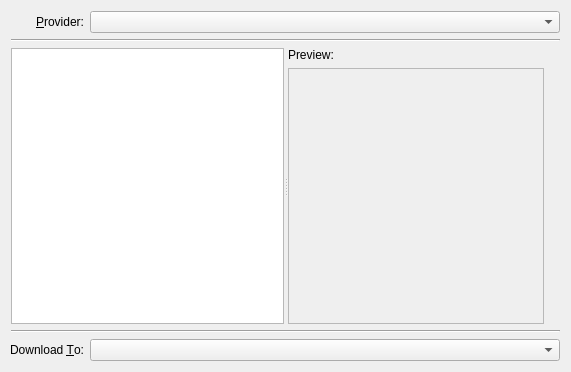
zero804/krossword, file src/download.ui: the form before one commit.
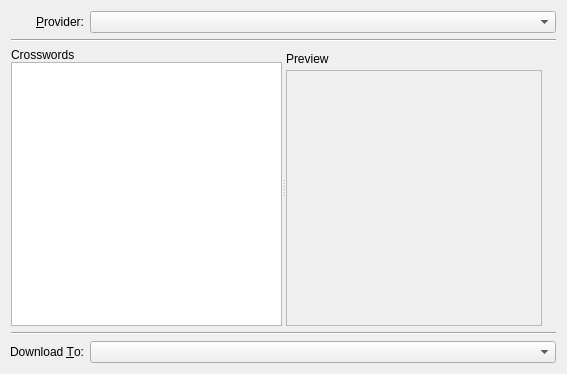
The form after the commit. Custom widgets are drawn as their Qt base class.

Commit message: treewidget->listwidget + some minor changes

```diff
--- a/src/download.ui
+++ b/src/download.ui
@@ -6,8 +6,8 @@
    <rect>
     <x>0</x>
     <y>0</y>
-    <width>571</width>
-    <height>326</height>
+    <width>567</width>
+    <height>374</height>
    </rect>
   </property>
   <property name="windowTitle">
@@ -48,36 +48,26 @@
         <number>0</number>
        </property>
        <item>
-        <widget class="KTreeWidgetSearchLineWidget" name="crosswordsSearchLine"/>
+        <widget class="QLabel" name="labelCrosswords">
+         <property name="text">
+          <string>Crosswords</string>
+         </property>
+        </widget>
        </item>
        <item>
-        <widget class="QTreeWidget" name="crosswords">
+        <widget class="QListWidget" name="crosswords">
          <property name="alternatingRowColors">
           <bool>true</bool>
          </property>
-         <property name="animated">
-          <bool>true</bool>
-         </property>
-         <property name="allColumnsShowFocus">
-          <bool>true</bool>
-         </property>
-         <property name="wordWrap">
-          <bool>true</bool>
-         </property>
-         <property name="headerHidden">
-          <bool>true</bool>
-         </property>
-         <column>
-          <property name="text">
-           <string notr="true">1</string>
-          </property>
-         </column>
         </widget>
        </item>
       </layout>
      </widget>
      <widget class="QWidget" name="layoutWidget">
       <layout class="QVBoxLayout" name="verticalLayout">
+       <property name="spacing">
+        <number>0</number>
+       </property>
        <item>
         <widget class="QLabel" name="lblPreview">
          <property name="sizePolicy">
@@ -87,7 +77,7 @@
           </sizepolicy>
          </property>
          <property name="text">
-          <string>Preview:</string>
+          <string>Preview</string>
          </property>
          <property name="alignment">
           <set>Qt::AlignLeading|Qt::AlignLeft|Qt::AlignVCenter</set>
@@ -184,11 +174,6 @@
   </layout>
  </widget>
  <customwidgets>
-  <customwidget>
-   <class>KTreeWidgetSearchLineWidget</class>
-   <extends>QWidget</extends>
-   <header>ktreewidgetsearchline.h</header>
-  </customwidget>
   <customwidget>
    <class>KComboBox</class>
    <extends>QComboBox</extends>
```
The commit also changes 2 other files.
